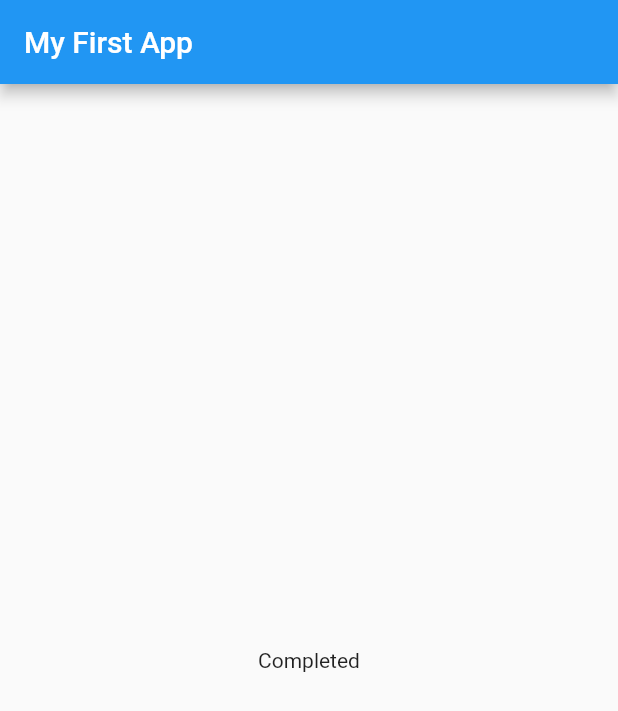
After one commit to fredrondina/flutter_course_project_1, a Flutter app: the screen it shows after launch, after a tap on "Black", after a tap on "Dog", after a tap on "Mercedes", on a phone screen of 412 x 824 dp. The commit adds this screen. Shown: the top 711 px of the screen. Run offline on Flutter 3.47's test engine with Material 2 defaults, Android fonts, the phone set to English and light mode, and no system bars.

Commit message:
encapsulated answer and result into new widgets

```diff
--- a/lib/main.dart
+++ b/lib/main.dart
@@ -1,7 +1,9 @@
 import 'package:flutter/material.dart';
+import 'package:flutter_course_project_1/quiz.dart';
+import 'package:flutter_course_project_1/result.dart';
 
-import './question.dart';
-import './answer.dart';
+import './quiz.dart';
+import 'result.dart';
 // void main() {
 //   runApp(MyApp());
 // }
@@ -16,16 +18,16 @@ class MyApp extends StatefulWidget {
 }
 
 class MyAppState extends State<MyApp> {
-  var questionIndex = 0;
+  var _questionIndex = 0;
 
-  void answerQuestion() {
+  void _answerQuestion() {
     setState(() {
-      questionIndex = questionIndex + 1;
+      _questionIndex = _questionIndex + 1;
     });
-    print(questionIndex);
+    print(_questionIndex);
   }
 
-  final questions = const [
+  final _questions = const [
     {
       'questionText': "What's your favorite colour?",
       'answers': ['Black', 'Red', 'Purple', 'Yellow']
@@ -44,21 +46,9 @@ class MyAppState extends State<MyApp> {
     return MaterialApp(
       home: Scaffold(
         appBar: AppBar(title: Text('My First App')),
-        body: questionIndex < questions.length
-            ? Column(
-                children: [
-                  Question(
-                    questions[questionIndex]['questionText'],
-                  ),
-                  ...(questions[questionIndex]['answers'] as List<String>)
-                      .map((answer) {
-                    return Answer(answerQuestion, answer);
-                  }).toList()
-                ],
-              )
-            : Center(
-                child: Text("Completed"),
-              ),
+        body: _questionIndex < _questions.length
+            ? Quiz(answerQuestion: _answerQuestion, questionIndex: _questionIndex, questions: _questions,)
+            : Result()
       ),
     );
   }
--- /dev/null
+++ b/lib/quiz.dart
@@ -0,0 +1,29 @@
+import 'package:flutter/material.dart';
+
+import './question.dart';
+import './answer.dart';
+
+class Quiz extends StatelessWidget {
+  final List<Map<String, Object>> questions;
+  final Function answerQuestion;
+  final int questionIndex;
+
+  Quiz(
+      {@required this.questions,
+      @required this.answerQuestion,
+      @required this.questionIndex});
+
+  @override
+  Widget build(BuildContext context) {
+    return Column(
+      children: [
+        Question(
+          questions[questionIndex]['questionText'],
+        ),
+        ...(questions[questionIndex]['answers'] as List<String>).map((answer) {
+          return Answer(answerQuestion, answer);
+        }).toList()
+      ],
+    );
+  }
+}
--- /dev/null
+++ b/lib/result.dart
@@ -0,0 +1,10 @@
+import 'package:flutter/material.dart';
+
+class Result extends StatelessWidget {
+  @override
+  Widget build(BuildContext context) {
+    return Center(
+      child: Text("Completed"),
+    );
+  }
+}
```
